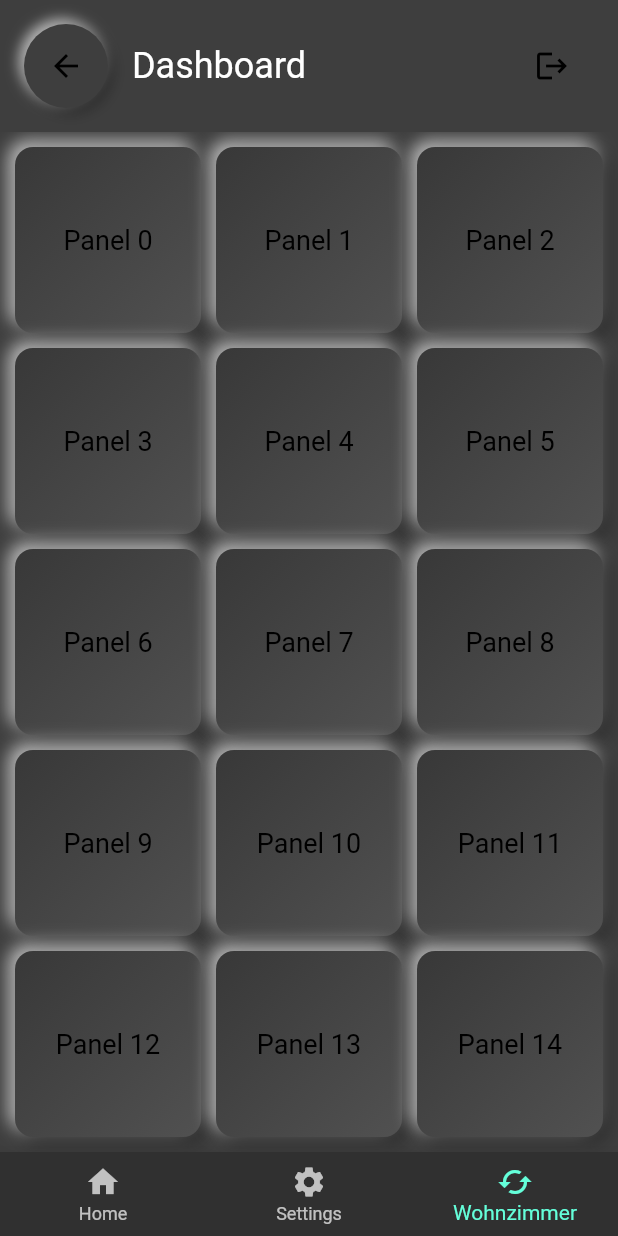
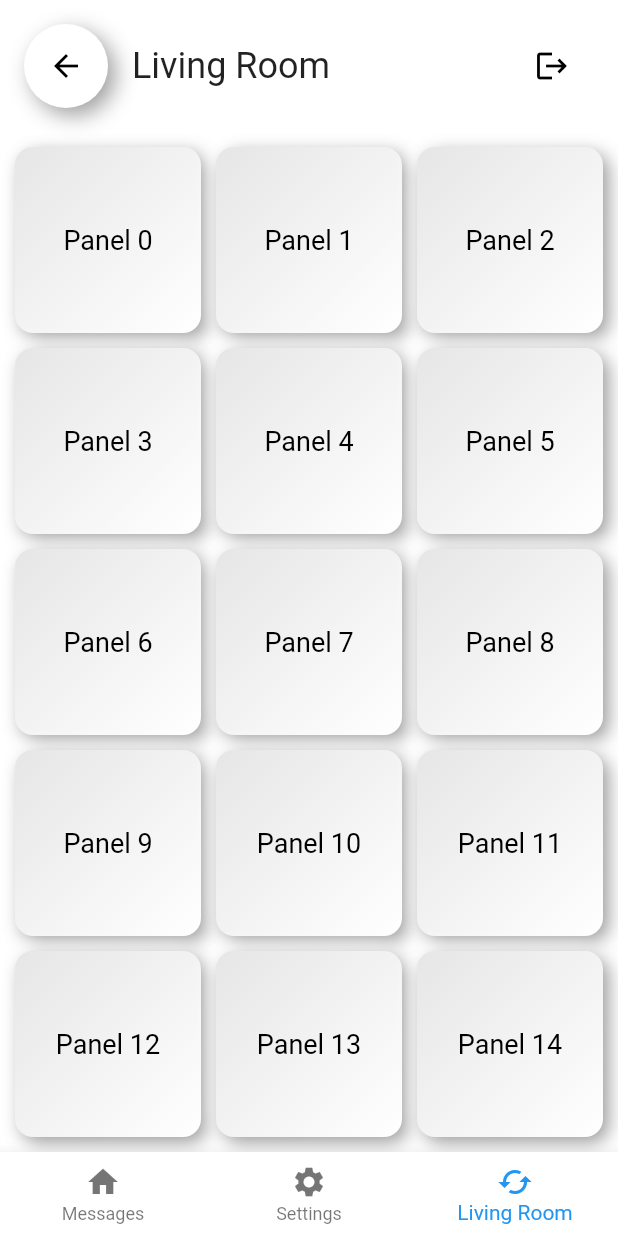
Before and after one commit to DerKleinePunk/FullterGuiTest, a Flutter app: the Dashboard screen opened directly, item 3 of the bottom bar chosen, on a phone screen of 412 x 824 dp. Run offline on Flutter 3.47's test engine with Material 2 defaults, Android fonts, the light colour scheme and no system bars; drawn by our look-alikes of flutter_neumorphic; our stand-ins replace audioplayers, bloc, flutter_bloc, flutter_colorpicker, package_info_plus, shared_preferences; accounts and stored records are empty; generated files the repository leaves out were written again; statements that could not run were skipped.

Commit message:
Customize Base Color in User Sessions

```diff
--- a/lib/component/widget/third_party/adaptive_scaffold.dart
+++ b/lib/component/widget/third_party/adaptive_scaffold.dart
@@ -68,6 +68,7 @@ class _AdaptiveScaffoldState extends State<AdaptiveScaffold> {
                   ),
               ],
             ),
+            backgroundColor: NeumorphicTheme.baseColor(context),
           ),
           VerticalDivider(
             width: 1,
@@ -77,7 +78,9 @@ class _AdaptiveScaffoldState extends State<AdaptiveScaffold> {
           Expanded(
             child: Scaffold(
               appBar: NeumorphicAppBar(
+                title: widget.title,
                 actions: widget.actions,
+                color: NeumorphicTheme.baseColor(context),
               ),
               body: widget.body,
               floatingActionButton: widget.floatingActionButton,
@@ -91,9 +94,9 @@ class _AdaptiveScaffoldState extends State<AdaptiveScaffold> {
     if (widget.isMediumScreen(context)) {
       return Scaffold(
         appBar: NeumorphicAppBar(
-          title: widget.title,
-          actions: widget.actions,
-        ),
+            title: widget.title,
+            actions: widget.actions,
+            color: NeumorphicTheme.baseColor(context)),
         body: Row(
           children: [
             NavigationRail(
@@ -108,6 +111,7 @@ class _AdaptiveScaffoldState extends State<AdaptiveScaffold> {
               ],
               selectedIndex: widget.currentIndex,
               onDestinationSelected: widget.onNavigationIndexChange ?? (_) {},
+              backgroundColor: NeumorphicTheme.baseColor(context),
             ),
             VerticalDivider(
               width: 1,
@@ -126,10 +130,11 @@ class _AdaptiveScaffoldState extends State<AdaptiveScaffold> {
     return Scaffold(
       body: widget.body,
       appBar: NeumorphicAppBar(
-        title: widget.title,
-        actions: widget.actions,
-      ),
+          title: widget.title,
+          actions: widget.actions,
+          color: NeumorphicTheme.baseColor(context)),
       bottomNavigationBar: BottomNavigationBar(
+        backgroundColor: NeumorphicTheme.baseColor(context),
         items: [
           ...widget.destinations.map(
             (d) => BottomNavigationBarItem(
--- a/lib/core/client_helper.dart
+++ b/lib/core/client_helper.dart
@@ -16,6 +16,7 @@ class CoreClientHelper {
       {String? username, String? password}) {
     _pillowClient =
         ServerClient(serverUrl, password: password, username: username);
+
     return getClient();
   }
 
@@ -27,6 +28,4 @@ class CoreClientHelper {
     await preferences.remove('username');
     await preferences.remove('password');
   }
-
-
 }
--- a/lib/l10n/app_de.arb
+++ b/lib/l10n/app_de.arb
@@ -2,5 +2,8 @@
     "appTitle": "Home Server",
     "titleLoginScreen": "Anmelden",
     "titleLogin": "Anmelden bei Home Control",
-    "titleDashboard": "Schaltzentrale"
+    "titleDashboard": "Schaltzentrale",
+    "titleDashboard0": "Nachrichten",
+    "titleDashboard1": "Einstellungen",
+    "titleDashboard2": "Wohnzimmer"
 }
--- a/lib/l10n/app_en.arb
+++ b/lib/l10n/app_en.arb
@@ -2,5 +2,8 @@
     "appTitle": "Home Server",
     "titleLoginScreen": "Login",
     "titleLogin": "Login to Home Control",
-    "titleDashboard": "Dashboard"
+    "titleDashboard": "Dashboard",
+    "titleDashboard0": "Messages",
+    "titleDashboard1": "Settings",
+    "titleDashboard2": "Living Room"
 }
--- a/lib/main.dart
+++ b/lib/main.dart
@@ -46,7 +46,7 @@ class MyApp extends StatelessWidget {
       supportedLocales: HomeServerLocalizations.supportedLocales,
       initialRoute: 'dashboard',
       onGenerateRoute: AppRouter.generateRoute,
-      themeMode: ThemeMode.dark,
+      themeMode: ThemeMode.light,
       theme: const NeumorphicThemeData(
         baseColor: Color(0xFFFFFFFF),
         lightSource: LightSource.topLeft,
--- a/lib/screens/dashboard.dart
+++ b/lib/screens/dashboard.dart
@@ -1,6 +1,7 @@
 import 'package:audioplayers/audioplayers.dart';
 import 'package:mnehomeapp/core/client_helper.dart';
 import 'package:flutter_gen/gen_l10n/app_localizations.dart';
+import 'package:mnehomeapp/server/user_settings.dart';
 import '../component/widget/third_party/adaptive_scaffold.dart';
 import '../component/widget/automation_form.dart';
 import '../component/widget/settings_form.dart';
@@ -34,7 +35,7 @@ class _DashboardState extends State<Dashboard> {
 
   @override
   Widget build(BuildContext context) {
-    String title = HomeServerLocalizations.of(context)!.titleDashboard;
+    String title = _getPageTitel(_pageIndex);
     return AdaptiveScaffold(
         title: Text(title),
         actions: [
@@ -50,11 +51,13 @@ class _DashboardState extends State<Dashboard> {
           ),
         ],
         currentIndex: _pageIndex,
-        destinations: const [
-          AdaptiveScaffoldDestination(title: 'Home', icon: Icons.home),
-          AdaptiveScaffoldDestination(title: 'Settings', icon: Icons.settings),
+        destinations: [
           AdaptiveScaffoldDestination(
-              title: 'Wohnzimmer', icon: Icons.cached_sharp),
+              title: _getPageTitel(0), icon: Icons.home),
+          AdaptiveScaffoldDestination(
+              title: _getPageTitel(1), icon: Icons.settings),
+          AdaptiveScaffoldDestination(
+              title: _getPageTitel(2), icon: Icons.cached_sharp),
           //AdaptiveScaffoldDestination(title: 'Offenstall', icon: Icons.add_photo_alternate),
         ],
         body: _pageAtIndex(_pageIndex),
@@ -75,7 +78,7 @@ class _DashboardState extends State<Dashboard> {
 
     if (index == 1) {
       //return const Settings();
-      return SettingsForm();
+      return const SettingsForm();
     }
 
     if (index == 2) {
@@ -258,6 +261,19 @@ class _DashboardState extends State<Dashboard> {
       setState(() {});
     }
   }
+
+  String _getPageTitel(int pageIndex) {
+    switch (pageIndex) {
+      case 0:
+        return HomeServerLocalizations.of(context)!.titleDashboard0;
+      case 1:
+        return HomeServerLocalizations.of(context)!.titleDashboard1;
+      case 2:
+        return HomeServerLocalizations.of(context)!.titleDashboard2;
+    }
+
+    return "Missing Tile for Index " + pageIndex.toString();
+  }
 } // Class
 
 class MessageData {
--- a/lib/server/client.dart
+++ b/lib/server/client.dart
@@ -13,6 +13,7 @@ import 'message_stream.dart';
 import '../core/audioplayer.dart';
 import 'http/api_http_client.dart';
 import 'http/http_exceptions.dart';
+import 'user_settings.dart';
 
 class ServerClient {
   String serverUrl;
@@ -24,6 +25,7 @@ class ServerClient {
   CookieSave? cookieSave;
   ServerMessageClient? _messageClient;
   AudioPlayerService? _audioPlayerService;
+  final UserSesstings _userSesstings = UserSesstings();
 
   final http.Client httpClient = getClient();
   final ApiHttpClient apiHttpClient = ApiHttpClient();
@@ -225,6 +227,10 @@ class ServerClient {
       _audioPlayerService?.pause();
     }
   }
+
+  UserSesstings getUserSesstings() {
+    return _userSesstings;
+  }
 }
 
 // ignore: constant_identifier_names
--- a/pubspec.yaml
+++ b/pubspec.yaml
@@ -43,6 +43,7 @@ dependencies:
   package_info_plus: ^1.4.0
   audioplayers: ^0.20.1
   flutter_neumorphic: ^3.2.0
+  flutter_colorpicker: ^1.0.3
 
 dev_dependencies:
   flutter_test:
```
Also changed, not shown: lib/component/widget/color_selector.dart (added, +66 -0 lines), lib/component/widget/settings_form.dart (+15 -4 lines), lib/component/widget/theme_color_selector.dart (added, +45 -0 lines), lib/server/user_settings.dart (added, +15 -0 lines), pubspec.lock.
